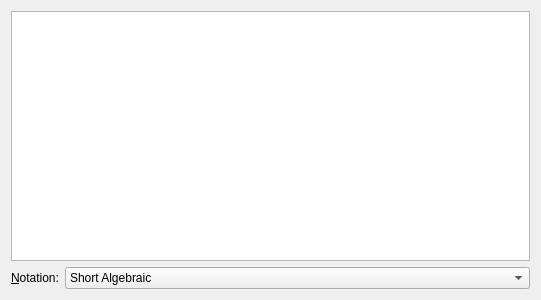
Old version of the form src/historywidget.ui in the repository KDE/knights.
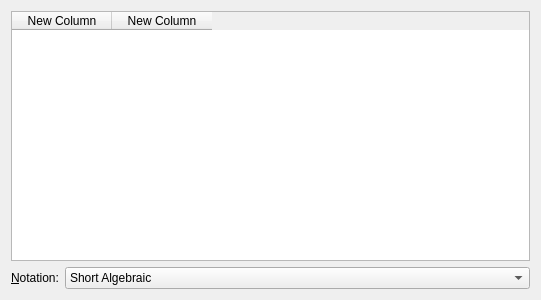
New version of the form.

Commit message: For the history widget switched to a table-like representation.:wq

Patch:
```diff
--- a/src/historywidget.ui
+++ b/src/historywidget.ui
@@ -12,7 +12,39 @@
   </property>
   <layout class="QVBoxLayout" name="verticalLayout">
    <item>
-    <widget class="QListWidget" name="listWidget"/>
+    <widget class="QTableWidget" name="twMoves">
+     <property name="autoScroll">
+      <bool>false</bool>
+     </property>
+     <property name="editTriggers">
+      <set>QAbstractItemView::NoEditTriggers</set>
+     </property>
+     <property name="alternatingRowColors">
+      <bool>true</bool>
+     </property>
+     <property name="showGrid">
+      <bool>false</bool>
+     </property>
+     <attribute name="horizontalHeaderVisible">
+      <bool>true</bool>
+     </attribute>
+     <attribute name="horizontalHeaderCascadingSectionResizes">
+      <bool>true</bool>
+     </attribute>
+     <attribute name="horizontalHeaderStretchLastSection">
+      <bool>false</bool>
+     </attribute>
+     <column>
+      <property name="text">
+       <string>New Column</string>
+      </property>
+     </column>
+     <column>
+      <property name="text">
+       <string>New Column</string>
+      </property>
+     </column>
+    </widget>
    </item>
    <item>
     <layout class="QFormLayout" name="formLayout">
```
The commit also changes 2 other files.
